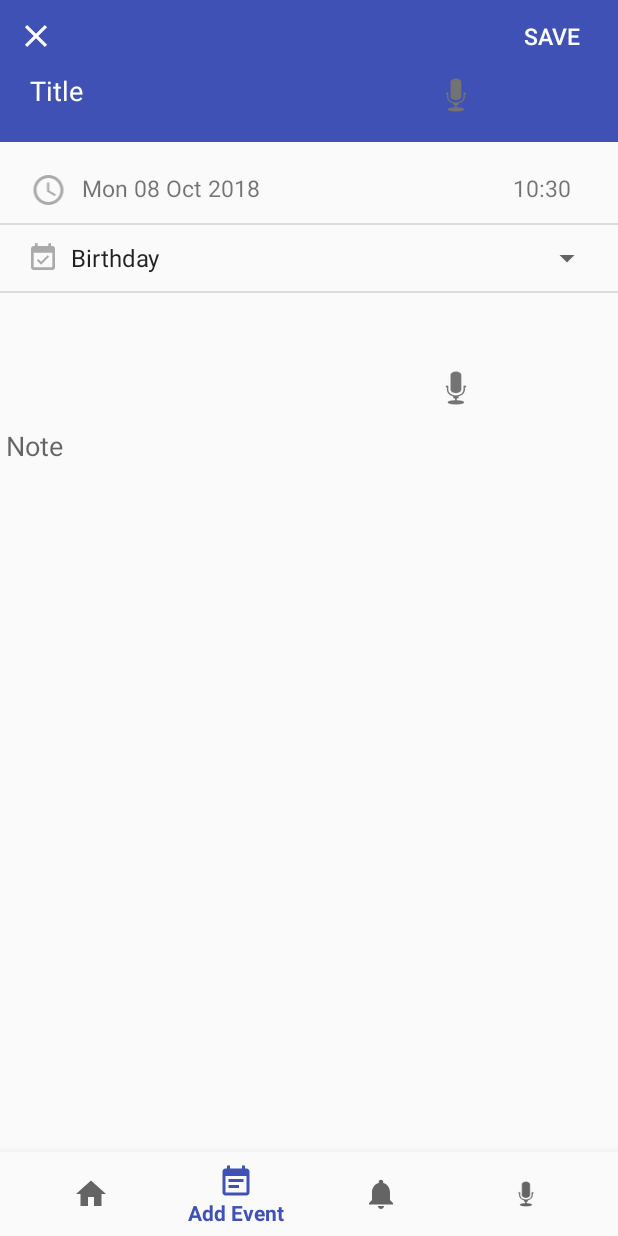
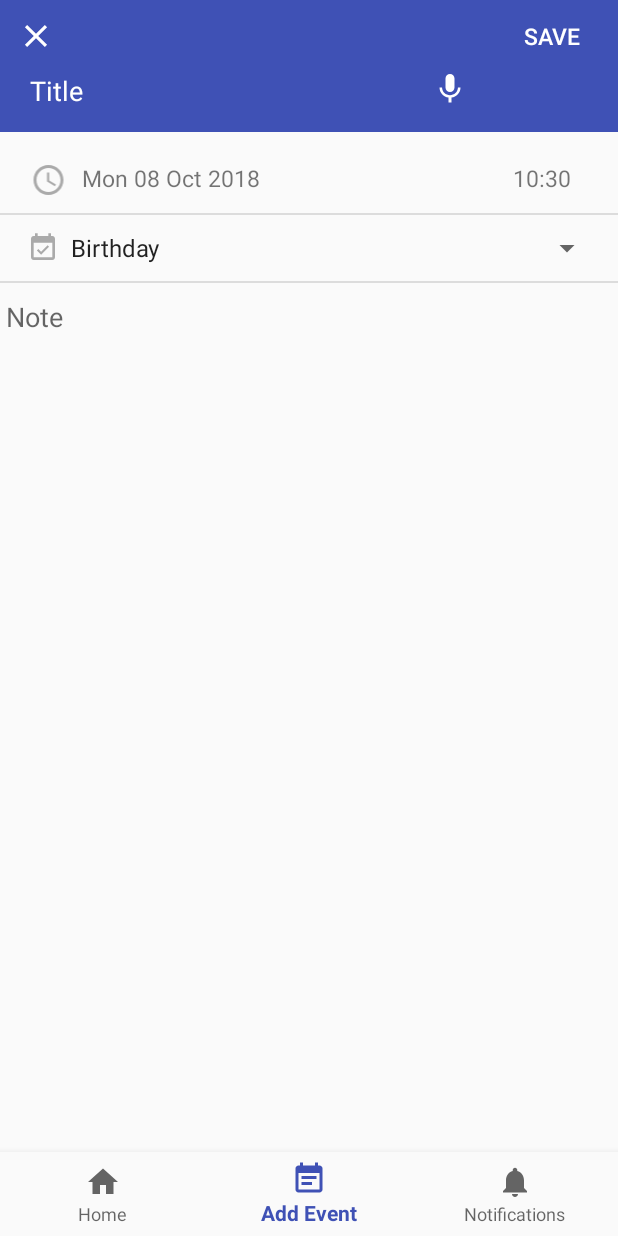
Before and after one commit to ToWaR6/Coolendar, an Android app: the screen it shows after launch (MainActivity), item 2 of the bottom bar chosen, on a phone screen of 412 x 824 dp. Run offline under Robolectric (Android 15) with nearby library versions, the phone set to English and light mode, and no system bars.

Commit message:
Feat Ajout de action de reconnaissance vocale
changement mot google en evenement et ajout du mot prochain pour la recherche
ajout vibration morse (SMS ou SOS) + couleur LED dark aubergine

```diff
--- a/mobile/src/main/java/com/tps/hasselhoff/coolendar/AddEventFragment.java
+++ b/mobile/src/main/java/com/tps/hasselhoff/coolendar/AddEventFragment.java
@@ -122,12 +122,6 @@ public class AddEventFragment extends Fragment {
             }
         });
 
-        rootView.findViewById(R.id.descriptionVoiceEvent).setOnClickListener(new View.OnClickListener() {
-            @Override
-            public void onClick(View v) {
-                displaySpeechRecognizer(SPEECH_REQUEST_CODE_DESC);
-            }
-        });
 
         return rootView;
     }
--- a/mobile/src/main/java/com/tps/hasselhoff/coolendar/MainActivity.java
+++ b/mobile/src/main/java/com/tps/hasselhoff/coolendar/MainActivity.java
@@ -1,13 +1,9 @@
 package com.tps.hasselhoff.coolendar;
 
 import android.Manifest;
-import android.app.NotificationManager;
 import android.content.ActivityNotFoundException;
-import android.content.Context;
 import android.content.Intent;
 import android.content.pm.PackageManager;
-import android.graphics.BitmapFactory;
-import android.media.RingtoneManager;
 import android.net.Uri;
 import android.os.Bundle;
 import android.speech.RecognizerIntent;
@@ -16,11 +12,13 @@ import android.support.design.widget.BottomNavigationView;
 import android.support.v4.app.ActivityCompat;
 import android.support.v4.app.Fragment;
 import android.support.v4.app.FragmentManager;
-import android.support.v4.app.NotificationCompat;
 import android.support.v7.app.AppCompatActivity;
+import android.view.Menu;
+import android.view.MenuInflater;
 import android.view.MenuItem;
 import android.widget.TextView;
 
+import java.util.Calendar;
 import java.util.List;
 
 public class MainActivity extends AppCompatActivity {
@@ -36,7 +34,7 @@ public class MainActivity extends AppCompatActivity {
         public boolean onNavigationItemSelected(@NonNull MenuItem item) {
             switch (item.getItemId()) {
                 case R.id.navigation_home:
-                    showFragment(new HomeFragment());
+                    showFragment(new SearchFragment());
                     return true;
                 case R.id.navigation_add_event:
                     showFragment(new AddEventFragment());
@@ -44,14 +42,17 @@ public class MainActivity extends AppCompatActivity {
                 case R.id.navigation_notifications:
                     showFragment(new NotificationFragment());
                     return true;
-                case R.id.navigation_voice:
-                    displaySpeechRecognizer();
-                    return true;
+
             }
             return false;
         }
     };
-
+    @Override
+    public boolean onCreateOptionsMenu(Menu menu) {
+        MenuInflater inflater = getMenuInflater();
+        inflater.inflate(R.menu.menu_action_bar, menu);
+        return true;
+    }
     @Override
     protected void onCreate(Bundle savedInstanceState) {
         super.onCreate(savedInstanceState);
@@ -66,26 +67,26 @@ public class MainActivity extends AppCompatActivity {
                             Manifest.permission.WRITE_CALENDAR},
                     REQUEST_CALENDAR);
         }
-        showFragment(new HomeFragment());
+        showFragment(new SearchFragment());
     }
 
-    private void showFragment(Fragment fragment) {
+    private Fragment showFragment(Fragment fragment) {
         FragmentManager fragmentManager = getSupportFragmentManager();
         fragmentManager.beginTransaction()
                 .replace(R.id.content, fragment)
-                .commit();
+                .commitAllowingStateLoss();
+        return fragment;
     }
 
 
 
 
-    //voice recognition
-    // TODO : pouvoir utiliser la fonction 'displaySpeechRecognizer' et 'onActivityResult' de partout sans avoir à recopier la fonction
+    //voice recognitio
 
     private static final int SPEECH_REQUEST_CODE = 0;
 
     // Create an intent that can start the Speech Recognizer activity
-    private void displaySpeechRecognizer() {
+    public void displaySpeechRecognizer(MenuItem item) {
         try {
             Intent intent = new Intent(RecognizerIntent.ACTION_RECOGNIZE_SPEECH);
             intent.putExtra(RecognizerIntent.EXTRA_LANGUAGE_MODEL, RecognizerIntent.LANGUAGE_MODEL_FREE_FORM);
@@ -109,26 +110,17 @@ public class MainActivity extends AppCompatActivity {
             List<String> results = data.getStringArrayListExtra(
                     RecognizerIntent.EXTRA_RESULTS);
             String spokenText = results.get(0);
-            showNotification(this, 0, "VOICE RECOGNITION", spokenText);
+            android.util.Log.i("Spoken",spokenText);
+            if (spokenText.toLowerCase().contains("évènement")) {
+                showFragment(new AddEventFragment());
+            } else if (spokenText.toLowerCase().contains("prochain")) {
+                SearchFragment fragment = (SearchFragment) showFragment(new SearchFragment());
+                fragment.searchEvents("", Calendar.getInstance());
+
+            }
         }
-        super.onActivityResult(requestCode, resultCode, data);
-    }
-    private void showNotification(Context context, int event_id, String title, String text) {
-        Uri soundUri = RingtoneManager.getDefaultUri(RingtoneManager.TYPE_NOTIFICATION);
-
-        NotificationCompat.Builder mBuilder =   new NotificationCompat.Builder(context,"default")
-                .setSmallIcon(R.drawable.ic_event_available_white_24dp)
-                .setLargeIcon(BitmapFactory.decodeResource(context.getResources(),R.mipmap.ic_launcher))
-                .setContentTitle(title) // title for notification
-                .setContentText(text)
-                .setSound(soundUri)// message for notification
-                .extend( new NotificationCompat.WearableExtender())//Display notification on wearable and Phone
-                .setAutoCancel(true); // clear notification after click
-
-        NotificationManager mNotificationManager =
-                (NotificationManager) context.getSystemService(Context.NOTIFICATION_SERVICE);
-        mNotificationManager.notify(event_id, mBuilder.build());
     }
 
 
+
 }
--- a/mobile/src/main/java/com/tps/hasselhoff/coolendar/ReminderBroadcastReceiver.java
+++ b/mobile/src/main/java/com/tps/hasselhoff/coolendar/ReminderBroadcastReceiver.java
@@ -9,11 +9,11 @@ import android.content.Intent;
 import android.content.SharedPreferences;
 import android.database.Cursor;
 import android.graphics.BitmapFactory;
+import android.graphics.Color;
 import android.media.RingtoneManager;
 import android.net.Uri;
 import android.provider.CalendarContract;
 import android.support.v4.app.NotificationCompat;
-import android.util.Log;
 
 import java.text.SimpleDateFormat;
 import java.util.Calendar;
@@ -57,7 +57,9 @@ public class ReminderBroadcastReceiver extends BroadcastReceiver {
                 .setContentText(text)
                 .setSound(soundUri)// message for notification
                 .extend( new NotificationCompat.WearableExtender())//Display notification on wearable and Phone
-                .setAutoCancel(true); // clear notification after click
+                .setAutoCancel(true) // clear notification after click
+                .setLights(Color.rgb(61,0,41), 100000, 0)
+                .setVibrate(new long[] {200,30,200,30,200,30,500,30,500,30,500,30,200,30,200,30,200});
         NotificationManager mNotificationManager =
                 (NotificationManager) context.getSystemService(Context.NOTIFICATION_SERVICE);
         mNotificationManager.notify(event_id, mBuilder.build());
--- a/mobile/src/main/java/com/tps/hasselhoff/coolendar/HomeFragment.java
+++ b/mobile/src/main/java/com/tps/hasselhoff/coolendar/SearchFragment.java
@@ -16,7 +16,7 @@ import android.widget.TextView;
 import java.text.SimpleDateFormat;
 import java.util.Calendar;
 
-public class HomeFragment extends Fragment implements View.OnClickListener {
+public class SearchFragment extends Fragment implements View.OnClickListener {
 
     private View rootView;
     final SimpleDateFormat simpleDateFormat = new SimpleDateFormat("EEE dd MMM yyyy");
@@ -66,16 +66,16 @@ public class HomeFragment extends Fragment implements View.OnClickListener {
                 spinner.setSelection(arraySpinner.length-1);
                 break;
             case R.id.searchButton:
-                searchEvents();
+                String nothing = arraySpinner[arraySpinner.length-1];
+                String typeEvent = "";
+                if(!spinner.getSelectedItem().equals(nothing))
+                    typeEvent = "[" + spinner.getSelectedItem() + "]";
+                searchEvents(typeEvent, date);
                 break;
         }
     }
 
-    private void searchEvents() {
-        String nothing = arraySpinner[arraySpinner.length-1];
-        String typeEvent = "";
-        if(!spinner.getSelectedItem().equals(nothing))
-            typeEvent = "[" + spinner.getSelectedItem() + "]";
+    public void searchEvents(String typeEvent, Calendar date) {
         QueryCalendar task = new QueryCalendar(getActivity(),date,typeEvent);
         task.execute();
 
--- /dev/null
+++ b/mobile/src/main/res/drawable/ic_mic_white_24dp.xml
@@ -0,0 +1,5 @@
+<vector android:height="24dp" android:tint="#FFFFFF"
+    android:viewportHeight="24.0" android:viewportWidth="24.0"
+    android:width="24dp" xmlns:android="http://schemas.android.com/apk/res/android">
+    <path android:fillColor="#FF000000" android:pathData="M12,14c1.66,0 2.99,-1.34 2.99,-3L15,5c0,-1.66 -1.34,-3 -3,-3S9,3.34 9,5v6c0,1.66 1.34,3 3,3zM17.3,11c0,3 -2.54,5.1 -5.3,5.1S6.7,14 6.7,11L5,11c0,3.41 2.72,6.23 6,6.72L11,21h2v-3.28c3.28,-0.48 6,-3.3 6,-6.72h-1.7z"/>
+</vector>
--- a/mobile/src/main/res/layout/activity_main.xml
+++ b/mobile/src/main/res/layout/activity_main.xml
@@ -1,5 +1,6 @@
 <?xml version="1.0" encoding="utf-8"?>
-<android.support.constraint.ConstraintLayout xmlns:android="http://schemas.android.com/apk/res/android"
+<android.support.constraint.ConstraintLayout
+    xmlns:android="http://schemas.android.com/apk/res/android"
     xmlns:app="http://schemas.android.com/apk/res-auto"
     xmlns:tools="http://schemas.android.com/tools"
     android:id="@+id/container"
--- a/mobile/src/main/res/layout/fragment_add_event.xml
+++ b/mobile/src/main/res/layout/fragment_add_event.xml
@@ -59,7 +59,7 @@
             android:layout_alignParentTop="true"
             android:layout_marginStart="288dp"
             android:layout_marginTop="47dp"
-            app:srcCompat="@android:drawable/ic_btn_speak_now" />
+            app:srcCompat="@drawable/ic_mic_white_24dp" />
 
 
     </RelativeLayout>
@@ -118,17 +118,6 @@
             android:entries="@array/type_event_array"/>
     </LinearLayout>
     <View style="@style/Divider"/>
-
-    <ImageView
-        android:id="@+id/descriptionVoiceEvent"
-        android:layout_width="wrap_content"
-        android:layout_height="wrap_content"
-        android:layout_alignParentStart="true"
-        android:layout_alignParentTop="true"
-        android:layout_marginStart="288dp"
-        android:layout_marginTop="47dp"
-        app:srcCompat="@android:drawable/ic_btn_speak_now" />
-
     <EditText
         android:id="@+id/descriptionEvent"
         android:layout_width="match_parent"
--- /dev/null
+++ b/mobile/src/main/res/menu/menu_action_bar.xml
@@ -0,0 +1,9 @@
+<menu xmlns:app="http://schemas.android.com/apk/res-auto"
+    xmlns:android="http://schemas.android.com/apk/res/android" >
+    <item
+        android:icon="@drawable/ic_mic_white_24dp"
+        android:orderInCategory="100"
+        app:showAsAction="always"
+        android:title="Speech"
+        android:onClick="displaySpeechRecognizer"/>
+</menu>
--- a/mobile/src/main/res/menu/navigation.xml
+++ b/mobile/src/main/res/menu/navigation.xml
@@ -16,9 +16,5 @@
         android:icon="@drawable/ic_notifications_black_24dp"
         android:title="@string/title_notifications" />
 
-    <item
-        android:id="@+id/navigation_voice"
-        android:icon="@android:drawable/ic_btn_speak_now"
-        android:title="@string/title_voice" />
 
 </menu>
--- a/mobile/src/main/res/values/styles.xml
+++ b/mobile/src/main/res/values/styles.xml
@@ -7,6 +7,7 @@
         <item name="colorPrimaryDark">@color/colorPrimaryDark</item>
         <item name="colorAccent">@color/colorAccent</item>
         <item name="actionBarStyle">@style/FlatActionBar</item>
+
     </style>
 
     <style name="FlatActionBar" parent="Widget.AppCompat.Light.ActionBar.Solid">
```
